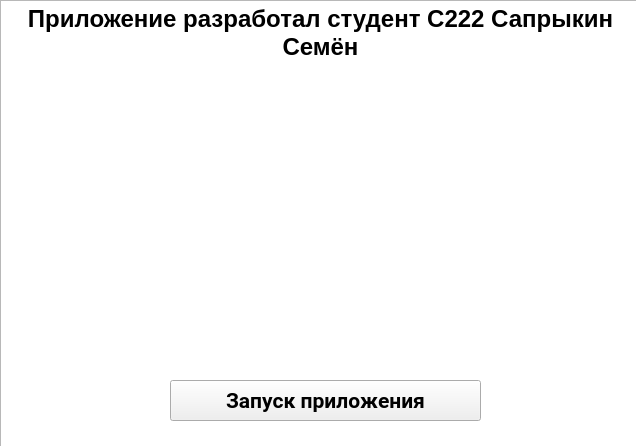
The window that ui/hello_window.ui (vemneyy/educational-practice-gui) describes before a commit, drawn with Qt 5.
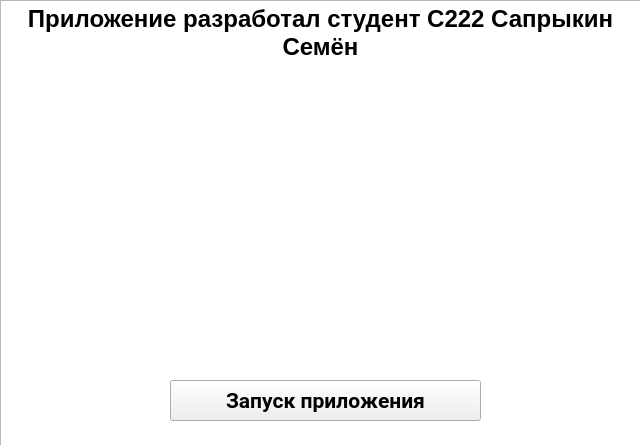
The same window after the commit. Icons and pictures are not drawn.

Diff of the .ui file:
```diff
--- a/ui/hello_window.ui
+++ b/ui/hello_window.ui
@@ -6,10 +6,22 @@
    <rect>
     <x>0</x>
     <y>0</y>
-    <width>636</width>
-    <height>446</height>
+    <width>640</width>
+    <height>445</height>
    </rect>
   </property>
+  <property name="minimumSize">
+   <size>
+    <width>640</width>
+    <height>445</height>
+   </size>
+  </property>
+  <property name="maximumSize">
+   <size>
+    <width>640</width>
+    <height>16777215</height>
+   </size>
+  </property>
   <property name="windowTitle">
    <string>Обучащее приложение &quot;Физика. Электричество&quot;</string>
   </property>
```
